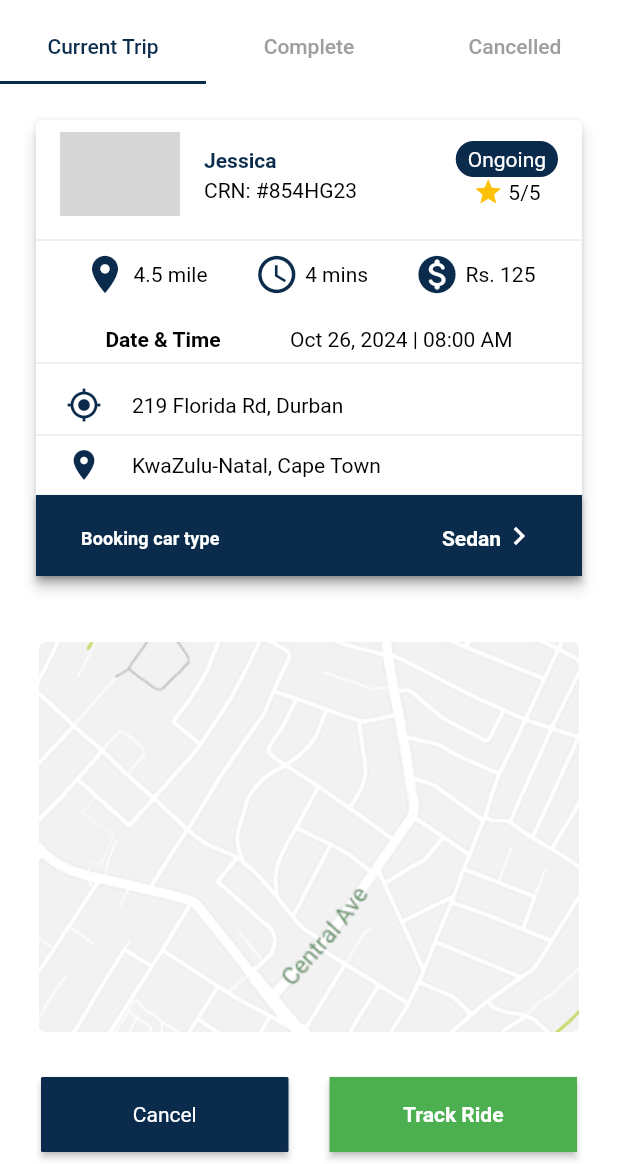
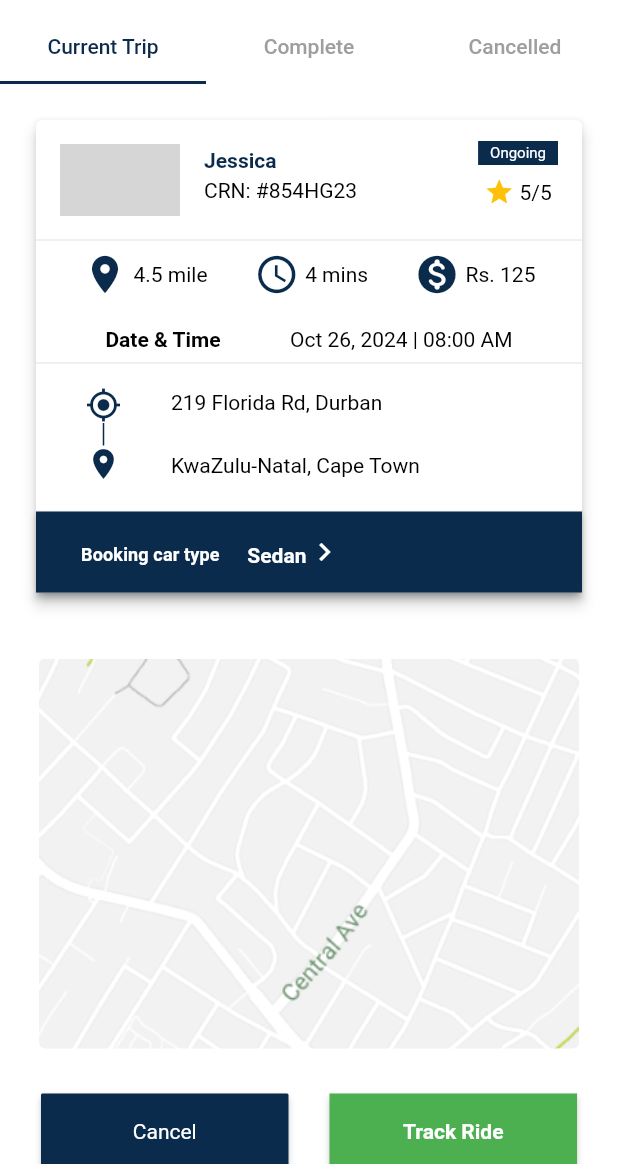
Before and after one commit to Rayarmohan/Jambo-Taxi-app, a Flutter app: the BookingComplete screen opened by its route, after a tap on "Booking car type", on a phone screen of 412 x 824 dp, the part 72-1236 px from its top. Run offline on Flutter 3.47's test engine with Material 3 defaults, Android fonts, the phone set to English and light mode, and no system bars; our stand-ins replace dotted_border, flutter_rating_bar, flutter_screenutil, flutter_svg, get; Roboto replaces fonts that are missing (SF Pro Display); grey boxes are pictures that could not be loaded.

Commit message:
first commit

```diff
--- a/lib/features/booking_pages/widgets/booking_card.dart
+++ b/lib/features/booking_pages/widgets/booking_card.dart
@@ -1,44 +1,51 @@
 import 'package:flutter/material.dart';
+import 'package:jambotaxi/features/booking_pages/widgets/vertical_line_painter.dart';
 import '../../../utils/color/app_colors.dart';
 
 class BookingCard extends StatelessWidget {
   final String statusText;
   const BookingCard({
-    Key? key,
+    super.key,
     required this.statusText,
-  }) : super(key: key);
+  });
 
   @override
   Widget build(BuildContext context) {
     return Container(
-      padding: EdgeInsets.all(20.0),
+      padding: const EdgeInsets.all(20.0),
       child: Card(
         elevation: 4,
         child: Column(
-          mainAxisSize: MainAxisSize.min, // Add this line
+          mainAxisAlignment: MainAxisAlignment.start,// Add this line
           children: [
             ListTile(
-              leading: const CircleAvatar(
-                radius: 40,
-                backgroundImage: AssetImage(
-                    'assets/images/profile.png'), // Your profile image
+              leading: const Padding(
+                padding: EdgeInsets.only(top: 8.0,),
+                child: CircleAvatar(
+                  radius: 40,
+                  backgroundImage: AssetImage(
+
+                      'assets/images/profile.png'), // Your profile image
+                ),
               ),
-              title: Text('Jessica'),
-              subtitle: Text('CRN: #854HG23'),
+              title: const Text('Jessica'),
+              subtitle: const Text('CRN: #854HG23'),
               trailing: Column(
                 mainAxisSize: MainAxisSize.min,
                 children: [
                   Container(
-                    padding: EdgeInsets.symmetric(horizontal: 8, vertical: 4),
-                    decoration: BoxDecoration(
+                    padding: const EdgeInsets.symmetric(horizontal: 8,vertical: 2),
+                    decoration: const BoxDecoration(
                       color: AppColors.primeryColor,
-                      borderRadius: BorderRadius.circular(20),
+                      borderRadius: BorderRadius.zero,
                     ),
                     child: Text(
                       statusText,
-                      style: TextStyle(color: AppColors.white),
+                      style: const TextStyle(color: AppColors.white,
+                      fontSize: 10),
                     ),
                   ),
+                  const SizedBox(height: 8.0,),
                   const Row(
                     mainAxisSize: MainAxisSize.min,
                     children: [
@@ -52,6 +59,7 @@ class BookingCard extends StatelessWidget {
             const Divider(),
             const Row(
               mainAxisAlignment: MainAxisAlignment.spaceEvenly,
+              crossAxisAlignment: CrossAxisAlignment.start,
               children: [
                 IconText(icon: Icons.location_on, text: '4.5 mile'),
                 IconText(icon: Icons.access_time, text: '4 mins'),
@@ -69,32 +77,46 @@ class BookingCard extends StatelessWidget {
             ),
             const Divider(),
             const SizedBox(height: 8.0),
-            const Column(
-              mainAxisAlignment: MainAxisAlignment.spaceBetween,
+             Row(
+              mainAxisAlignment: MainAxisAlignment.start,
               children: [
-                Row(
+                SizedBox(width: 20.0),
+                Column(
                   children: [
-                    SizedBox(width: 20.0),
-                    Icon(Icons.my_location_outlined,
+                    const SizedBox(width: 50.0),
+                    const Icon(Icons.my_location_outlined,
                         color: AppColors.primeryColor),
-                    SizedBox(width: 20),
-                    Text('219 Florida Rd, Durban'),
+                    SizedBox(
+                      height: 15,
+                      child: CustomPaint(
+                        painter: VerticalLinePainter(color: AppColors.primeryColor, thickness: 1),
+                      ),
+                    ),
+                    const Icon(Icons.location_on, color: AppColors.primeryColor),
                   ],
                 ),
-                Divider(),
-                Row(
+
+                SizedBox(width: 20.0),
+                const Column(
+                  mainAxisAlignment: MainAxisAlignment.start,
+                  crossAxisAlignment: CrossAxisAlignment.start,
                   children: [
-                    SizedBox(width: 20.0),
-                    Icon(Icons.location_on, color: AppColors.primeryColor),
-                    SizedBox(width: 20.0),
+                    Text('219 Florida Rd, Durban'),
+                    Divider(color: AppColors.grey,),
+                    SizedBox(height: 10.0),
                     Text('KwaZulu-Natal, Cape Town'),
                   ],
                 ),
               ],
             ),
-            const SizedBox(height: 8.0),
+            const SizedBox(height: 20.0),
             ElevatedButton(
               onPressed: () {},
+              style: ElevatedButton.styleFrom(
+                shape: const RoundedRectangleBorder(
+                  borderRadius: BorderRadius.zero, // Border radius
+                ),
+              ),
               child:   Row(
                 children: [
                   Text('Booking car type',
@@ -102,19 +124,16 @@ class BookingCard extends StatelessWidget {
                       .textTheme
                       .titleSmall!
                       .copyWith(height: 1.7, color: AppColors.white)),
-                  Spacer(),
+                  const SizedBox(
+                    width: 18.5,
+                  ),
                   Text('Sedan',
                       style:Theme.of(context)
                           .textTheme
                           .titleMedium!
                           .copyWith(height: 1.7, color: AppColors.white)),
-                  Icon(Icons.chevron_right),
+                  const Icon(Icons.chevron_right),
                 ],
-              ),
-              style: ElevatedButton.styleFrom(
-                shape: const RoundedRectangleBorder(
-                  borderRadius: BorderRadius.zero, // Border radius
-                ),
               ),
             ),
           ],
@@ -129,17 +148,17 @@ class IconText extends StatelessWidget {
   final String text;
 
   const IconText({
-    Key? key,
+    super.key,
     required this.icon,
     required this.text,
-  }) : super(key: key);
+  });
 
   @override
   Widget build(BuildContext context) {
     return Row(
       children: [
         Icon(icon, size: 30.0, color: AppColors.primeryColor),
-        SizedBox(width: 4.0),
+        const SizedBox(width: 4.0),
         Text(text),
       ],
     );
--- /dev/null
+++ b/lib/features/booking_pages/widgets/vertical_line_painter.dart
@@ -0,0 +1,22 @@
+import 'package:flutter/material.dart';
+
+class VerticalLinePainter extends CustomPainter {
+  final Color color;
+  final double thickness;
+
+  VerticalLinePainter({required this.color, required this.thickness});
+
+  @override
+  void paint(Canvas canvas, Size size) {
+    Paint paint = Paint()
+      ..color = color
+      ..strokeWidth = thickness
+      ..style = PaintingStyle.stroke;
+    canvas.drawLine(Offset(0, 0), Offset(0, size.height), paint);
+  }
+
+  @override
+  bool shouldRepaint(covariant CustomPainter oldDelegate) {
+    return false;
+  }
+}
```
